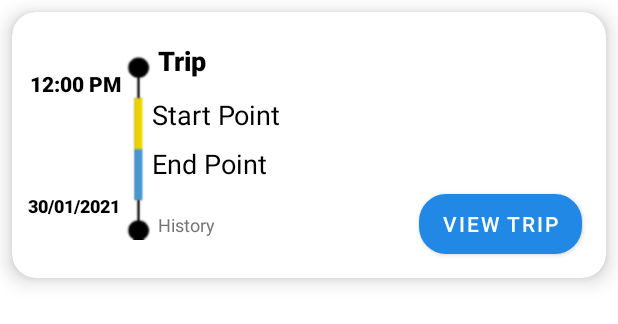
After one commit to Iti-android-project-team/TripReminderAndroid, an Android app: the layout item_history_trip.xml on its own in the app's theme, with its tools: preview values and no code run, on a phone screen of 412 x 824 dp. The commit adds this screen. Shown: the top 324 px of the screen. Run offline under Robolectric (Android 15) with nearby library versions, the phone set to English and light mode, and no system bars.

Commit message:
adding history Recycler View+ Adapter

```diff
--- /dev/null
+++ b/app/src/main/java/com/example/tripreminder/adapter/HistoryAdapter.java
@@ -0,0 +1,58 @@
+package com.example.tripreminder.adapter;
+
+import android.view.LayoutInflater;
+import android.view.View;
+import android.view.ViewGroup;
+import android.widget.Button;
+import android.widget.ImageView;
+import android.widget.TextView;
+
+import androidx.annotation.NonNull;
+import androidx.recyclerview.widget.RecyclerView;
+
+import com.example.tripreminder.R;
+import com.google.api.ResourceDescriptor;
+
+public class HistoryAdapter extends RecyclerView.Adapter<HistoryAdapter.HistoryViewHolder> {
+
+    @NonNull
+    @Override
+    public HistoryViewHolder onCreateViewHolder(@NonNull ViewGroup parent, int viewType) {
+        LayoutInflater inflater = LayoutInflater.from(parent.getContext());
+
+        View v= inflater.inflate(R.layout.item_history_trip,parent,false);
+
+        HistoryViewHolder viewHolder = new HistoryViewHolder(v);
+        return viewHolder;
+
+    }
+
+    @Override
+    public void onBindViewHolder(@NonNull HistoryViewHolder holder, int position) {
+
+    }
+
+
+
+    @Override
+    public int getItemCount() {
+        return 0;
+    }
+    public class HistoryViewHolder extends RecyclerView.ViewHolder{
+        public TextView date , time , name , startPoint , endPoint , status;
+        public ImageView imageView;
+        public Button viewDetails;
+
+        public HistoryViewHolder(@NonNull View itemView) {
+            super(itemView);
+            date = itemView.findViewById(R.id.txt_date);
+            time = itemView.findViewById(R.id.txt_time);
+            name = itemView.findViewById(R.id.txt_name);
+            startPoint = itemView.findViewById(R.id.startPointText);
+            endPoint = itemView.findViewById(R.id.endPointText);
+            status = itemView.findViewById(R.id.statusText);
+            imageView = itemView.findViewById(R.id.historyImageView);
+            viewDetails = itemView.findViewById(R.id.viewDetailsBtn);
+        }
+    }
+}
--- a/app/src/main/java/com/example/tripreminder/ui/fragment/HistoryFragment.java
+++ b/app/src/main/java/com/example/tripreminder/ui/fragment/HistoryFragment.java
@@ -1,66 +1,48 @@
 package com.example.tripreminder.ui.fragment;
 
+import android.content.Context;
 import android.os.Bundle;
 
 import androidx.fragment.app.Fragment;
+import androidx.recyclerview.widget.LinearLayoutManager;
+import androidx.recyclerview.widget.RecyclerView;
 
 import android.view.LayoutInflater;
 import android.view.View;
 import android.view.ViewGroup;
 
 import com.example.tripreminder.R;
+import com.example.tripreminder.adapter.HistoryAdapter;
 
-/**
- * A simple {@link Fragment} subclass.
- * Use the {@link HistoryFragment#newInstance} factory method to
- * create an instance of this fragment.
- */
 public class HistoryFragment extends Fragment {
+    RecyclerView historyRV;
+    HistoryAdapter adapter;
 
-    // TODO: Rename parameter arguments, choose names that match
-    // the fragment initialization parameters, e.g. ARG_ITEM_NUMBER
-    private static final String ARG_PARAM1 = "param1";
-    private static final String ARG_PARAM2 = "param2";
-
-    // TODO: Rename and change types of parameters
-    private String mParam1;
-    private String mParam2;
 
     public HistoryFragment() {
         // Required empty public constructor
     }
 
-    /**
-     * Use this factory method to create a new instance of
-     * this fragment using the provided parameters.
-     *
-     * @param param1 Parameter 1.
-     * @param param2 Parameter 2.
-     * @return A new instance of fragment HistoryFragment.
-     */
-    // TODO: Rename and change types and number of parameters
-    public static HistoryFragment newInstance(String param1, String param2) {
-        HistoryFragment fragment = new HistoryFragment();
-        Bundle args = new Bundle();
-        args.putString(ARG_PARAM1, param1);
-        args.putString(ARG_PARAM2, param2);
-        fragment.setArguments(args);
-        return fragment;
-    }
+
 
     @Override
     public void onCreate(Bundle savedInstanceState) {
         super.onCreate(savedInstanceState);
-        if (getArguments() != null) {
-            mParam1 = getArguments().getString(ARG_PARAM1);
-            mParam2 = getArguments().getString(ARG_PARAM2);
-        }
+
+        historyRV.setLayoutManager(new LinearLayoutManager(getContext()));
+        adapter = new HistoryAdapter();
+        historyRV.setAdapter(adapter);
     }
 
     @Override
     public View onCreateView(LayoutInflater inflater, ViewGroup container,
                              Bundle savedInstanceState) {
-        // Inflate the layout for this fragment
-        return inflater.inflate(R.layout.fragment_history, container, false);
+        View view = inflater.inflate(R.layout.fragment_history, container, false);
+        historyRV = view.findViewById(R.id.historyRecyclerView);
+        historyRV.setLayoutManager(new LinearLayoutManager(getContext()));
+        adapter = new HistoryAdapter();
+        historyRV.setAdapter(adapter);
+
+        return view;
     }
 }
--- a/app/src/main/res/layout/fragment_history.xml
+++ b/app/src/main/res/layout/fragment_history.xml
@@ -5,10 +5,8 @@
     android:layout_height="match_parent"
     tools:context=".ui.fragment.HistoryFragment">
 
-    <!-- TODO: Update blank fragment layout -->
-    <TextView
+    <androidx.recyclerview.widget.RecyclerView
+        android:id="@+id/historyRecyclerView"
         android:layout_width="match_parent"
-        android:layout_height="match_parent"
-        android:text="@string/hello_blank_fragment" />
-
+        android:layout_height="match_parent" />
 </FrameLayout>
--- /dev/null
+++ b/app/src/main/res/layout/item_history_trip.xml
@@ -0,0 +1,158 @@
+<?xml version="1.0" encoding="utf-8"?>
+<layout xmlns:android="http://schemas.android.com/apk/res/android"
+    xmlns:app="http://schemas.android.com/apk/res-auto"
+    xmlns:tools="http://schemas.android.com/tools">
+
+    <androidx.cardview.widget.CardView
+        android:id="@+id/ItemLinearLayout"
+        android:layout_width="match_parent"
+        android:layout_height="wrap_content"
+        android:backgroundTint="@android:color/white"
+        android:elevation="8dp"
+        app:cardElevation="8dp"
+        app:cardCornerRadius="16dp"
+        android:layout_margin="8dp"
+        android:background="@drawable/background">
+
+
+        <androidx.constraintlayout.widget.ConstraintLayout
+            android:layout_width="match_parent"
+            android:layout_height="wrap_content"
+            android:layout_margin="8dp"
+            android:background="@drawable/background"
+            android:orientation="horizontal">
+
+
+            <Button
+                android:id="@+id/viewDetailsBtn"
+                android:layout_width="wrap_content"
+                android:layout_height="40dp"
+                android:layout_alignParentEnd="true"
+                android:layout_alignParentRight="true"
+                android:layout_marginEnd="8dp"
+                android:layout_marginRight="8dp"
+                android:layout_marginBottom="8dp"
+                android:background="@drawable/background_btn_login"
+                android:text="@string/viewTrip"
+                android:textColor="@android:color/white"
+                app:backgroundTint="@color/blue"
+                app:layout_constraintBottom_toBottomOf="parent"
+                app:layout_constraintEnd_toEndOf="parent" />
+
+            <TextView
+                android:id="@+id/dateTextView"
+                android:layout_width="wrap_content"
+                android:layout_height="wrap_content"
+                android:layout_marginStart="4dp"
+                android:layout_marginEnd="3dp"
+                android:layout_marginBottom="32dp"
+                android:fontFamily="sans-serif-black"
+                android:text="30/01/2021"
+                android:textColor="@android:color/black"
+                android:textSize="12sp"
+                app:layout_constraintBottom_toBottomOf="parent"
+                app:layout_constraintEnd_toStartOf="@+id/historyImageView"
+                app:layout_constraintStart_toStartOf="parent"
+                android:layout_marginLeft="4dp"
+                android:layout_marginRight="3dp" />
+
+            <TextView
+                android:id="@+id/timeTextView"
+                android:layout_width="wrap_content"
+                android:layout_height="wrap_content"
+                android:layout_marginStart="4dp"
+                android:layout_marginTop="30dp"
+                android:fontFamily="sans-serif-black"
+                android:gravity="start|center"
+                android:text="12:00 PM"
+                android:textColor="@android:color/black"
+                android:textSize="14sp"
+                app:layout_constraintEnd_toStartOf="@+id/historyImageView"
+                app:layout_constraintHorizontal_bias="0.0"
+                app:layout_constraintStart_toStartOf="parent"
+                app:layout_constraintTop_toTopOf="parent"
+                android:layout_marginLeft="4dp" />
+
+            <ImageView
+                android:id="@+id/historyImageView"
+                android:layout_width="20dp"
+                android:layout_height="150dp"
+                android:layout_marginStart="65dp"
+                android:layout_marginEnd="4dp"
+                android:src="@drawable/edit6"
+                app:layout_constraintBottom_toBottomOf="parent"
+                app:layout_constraintEnd_toStartOf="@+id/nameTextView"
+                app:layout_constraintStart_toStartOf="parent"
+                app:layout_constraintTop_toTopOf="parent"
+                android:layout_marginRight="4dp"
+                android:layout_marginLeft="65dp" />
+
+            <TextView
+                android:id="@+id/nameTextView"
+                android:layout_width="wrap_content"
+                android:layout_height="wrap_content"
+                android:layout_marginStart="4dp"
+                android:layout_marginLeft="4dp"
+                android:layout_marginTop="12dp"
+                android:fontFamily="sans-serif-black"
+                android:textColor="@android:color/black"
+                android:textSize="18sp"
+                app:layout_constraintStart_toEndOf="@+id/historyImageView"
+                app:layout_constraintTop_toTopOf="parent"
+                tools:text="Trip" />
+
+            <TextView
+                android:id="@+id/startPointText"
+                android:layout_width="218dp"
+                android:layout_height="wrap_content"
+                android:layout_marginTop="11dp"
+                android:layout_marginBottom="4dp"
+                android:ellipsize="end"
+                android:maxLines="1"
+                android:minLines="1"
+                android:singleLine="true"
+                android:textColor="@android:color/black"
+                android:textSize="18sp"
+                app:layout_constraintBottom_toTopOf="@+id/endPointText"
+                app:layout_constraintStart_toEndOf="@+id/historyImageView"
+                app:layout_constraintTop_toBottomOf="@+id/nameTextView"
+                tools:text="Start Point" />
+
+            <TextView
+                android:id="@+id/endPointText"
+                android:layout_width="218dp"
+                android:layout_height="wrap_content"
+                android:layout_marginTop="4dp"
+                android:layout_marginBottom="8dp"
+                android:ellipsize="end"
+                android:gravity="start|center"
+                android:maxLines="1"
+                android:minLines="1"
+                android:singleLine="true"
+                android:textColor="@android:color/black"
+                android:textSize="18sp"
+                app:layout_constraintBottom_toTopOf="@+id/viewDetailsBtn"
+                app:layout_constraintStart_toEndOf="@+id/historyImageView"
+                app:layout_constraintTop_toBottomOf="@+id/startPointText"
+                tools:text="End Point" />
+
+            <TextView
+                android:id="@+id/statusText"
+                android:layout_width="wrap_content"
+                android:layout_height="wrap_content"
+                android:layout_margin="4dp"
+                android:layout_marginStart="8dp"
+                android:layout_marginTop="18dp"
+                android:textColor="@color/gray"
+                android:textSize="12sp"
+                app:layout_constraintBottom_toBottomOf="parent"
+                app:layout_constraintStart_toEndOf="@+id/historyImageView"
+                app:layout_constraintTop_toBottomOf="@+id/endPointText"
+                tools:text="History"
+                android:layout_marginLeft="8dp" />
+
+
+        </androidx.constraintlayout.widget.ConstraintLayout>
+
+    </androidx.cardview.widget.CardView>
+</layout>
--- a/app/src/main/res/values/strings.xml
+++ b/app/src/main/res/values/strings.xml
@@ -14,4 +14,5 @@
     <string name="start">start</string>
     <string name="note">Note</string>
     <string name="menu">menu</string>
+    <string name="viewTrip">View Trip</string>
 </resources>
```
